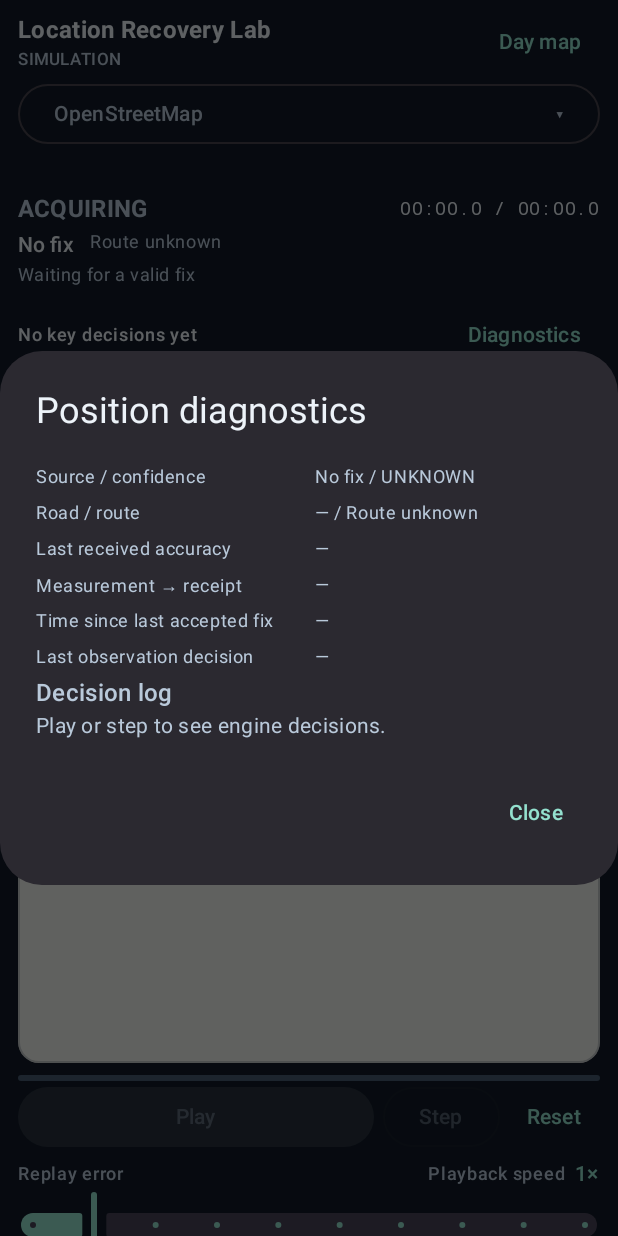
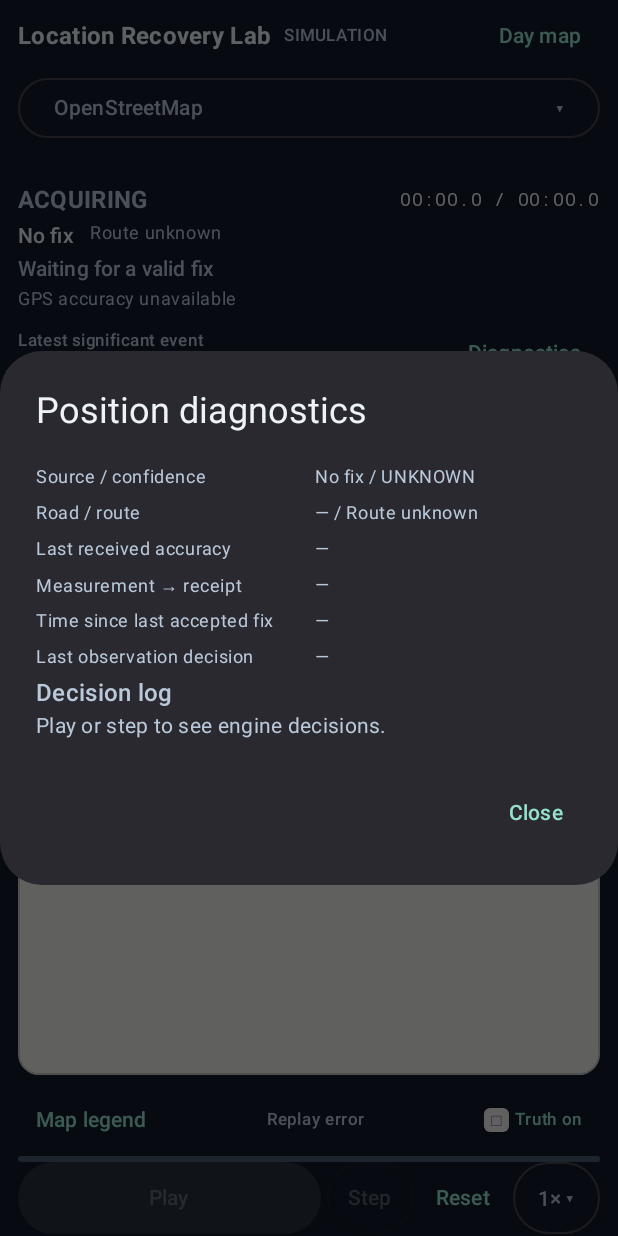
Before and after one commit to CodingBot000/AndroidLocaltionRecovery, an Android app built with Jetpack Compose: the screen it shows after launch (MainActivity), after a tap on "Diagnostics", on a phone screen of 412 x 824 dp. Run offline under Robolectric (Android 15) with nearby library versions, the phone set to English and light mode, and no system bars; network calls fail; 6 statements that could not run were skipped.

Commit message:
Keep recovery status and playback controls visible on the first screen

```diff
--- a/feature/lab/src/main/kotlin/lab/recovery/feature/DriveHud.kt
+++ b/feature/lab/src/main/kotlin/lab/recovery/feature/DriveHud.kt
@@ -95,21 +95,33 @@ internal fun DriveHud(ui: State<UiState>, settings: TrackingSettings, modifier:
                 color = if (snapshot.route == RouteStatus.OFF_ROUTE) Coral else Muted,
                 style = MaterialTheme.typography.bodySmall, modifier = Modifier.testTag("route-status"))
         }
-        val items = buildList {
-            add(readout.fixAgeMs?.let { stringResource(R.string.fix_age, number(it / 1000.0)) }
-                ?: stringResource(R.string.no_valid_fix))
-            readout.recoveryCandidates?.let { (count, target) -> add(stringResource(R.string.recovery_progress, count, target)) }
-            readout.drRemainingMs?.let { add(stringResource(R.string.dr_time_remaining, number(it / 1000.0))) }
-            if (snapshot.source == PositionSource.LAST_KNOWN) {
-                snapshot.drUnavailable?.let { add(stringResource(it.estimationLabel())) }
+        Column(Modifier.testTag("tracking-detail"), verticalArrangement = Arrangement.spacedBy(2.dp)) {
+            FlowRow(horizontalArrangement = Arrangement.spacedBy(16.dp), itemVerticalAlignment = Alignment.CenterVertically) {
+                val fixAge = readout.fixAgeMs?.let { stringResource(R.string.fix_age, number(it / 1000.0)) }
+                Text(fixAge ?: stringResource(R.string.no_valid_fix), color = if (fixAge == null) Muted else Ink,
+                    style = MaterialTheme.typography.labelLarge, fontWeight = FontWeight.SemiBold,
+                    modifier = Modifier.testTag("fix-age"))
+                readout.drRemainingMs?.let {
+                    Text(stringResource(R.string.dr_time_remaining, number(it / 1000.0)), color = Amber,
+                        style = MaterialTheme.typography.labelLarge, fontWeight = FontWeight.Bold,
+                        modifier = Modifier.testTag("dr-remaining"))
+                }
+                readout.recoveryCandidates?.let { (count, target) ->
+                    Text(stringResource(R.string.recovery_progress, count, target), color = Amber,
+                        style = MaterialTheme.typography.labelLarge, fontWeight = FontWeight.Bold,
+                        modifier = Modifier.testTag("recovery-candidates"))
+                }
+                if (snapshot.source == PositionSource.LAST_KNOWN) snapshot.drUnavailable?.let {
+                    Text(stringResource(it.estimationLabel()), color = Amber, style = MaterialTheme.typography.labelLarge,
+                        modifier = Modifier.testTag("estimation-stop"))
+                }
             }
-            readout.speedMps?.let { add(stringResource(R.string.accepted_speed, number(it))) }
-            readout.accuracyMeters?.let {
-                add(stringResource(if (readout.currentAccuracy) R.string.current_accuracy else R.string.last_accuracy, number(it)))
-            }
+            val velocity = readout.speedMps?.let { stringResource(R.string.accepted_speed, number(it)) }
+            val accuracy = readout.accuracyMeters?.let {
+                stringResource(if (readout.currentAccuracy) R.string.current_accuracy else R.string.last_accuracy, number(it))
+            } ?: stringResource(R.string.gps_accuracy_unavailable)
+            Text(listOfNotNull(velocity, accuracy).joinToString(" · "), color = Muted, style = MaterialTheme.typography.bodySmall)
         }
-        Text(items.joinToString(" · "), color = Muted, style = MaterialTheme.typography.bodySmall,
-            modifier = Modifier.testTag("tracking-detail"))
     }
 }
 
--- a/feature/lab/src/main/kotlin/lab/recovery/feature/PlaybackControls.kt
+++ b/feature/lab/src/main/kotlin/lab/recovery/feature/PlaybackControls.kt
@@ -1,10 +1,13 @@
 package lab.recovery.feature
 
+import androidx.annotation.StringRes
 import androidx.compose.foundation.layout.Arrangement
 import androidx.compose.foundation.layout.Column
+import androidx.compose.foundation.layout.PaddingValues
 import androidx.compose.foundation.layout.Row
 import androidx.compose.foundation.layout.fillMaxWidth
-import androidx.compose.foundation.layout.padding
+import androidx.compose.foundation.layout.heightIn
+import androidx.compose.material3.AlertDialog
 import androidx.compose.material3.Button
 import androidx.compose.material3.ButtonDefaults
 import androidx.compose.material3.Slider
@@ -13,65 +16,99 @@ import androidx.compose.material3.OutlinedButton
 import androidx.compose.material3.Text
 import androidx.compose.material3.TextButton
 import androidx.compose.runtime.Composable
+import androidx.compose.runtime.getValue
+import androidx.compose.runtime.mutableStateOf
+import androidx.compose.runtime.remember
+import androidx.compose.runtime.setValue
 import androidx.compose.ui.Alignment
+import androidx.compose.ui.ExperimentalComposeUiApi
 import androidx.compose.ui.Modifier
 import androidx.compose.ui.platform.testTag
 import androidx.compose.ui.res.stringResource
 import androidx.compose.ui.semantics.contentDescription
 import androidx.compose.ui.semantics.semantics
+import androidx.compose.ui.semantics.stateDescription
+import androidx.compose.ui.semantics.testTagsAsResourceId
 import androidx.compose.ui.unit.dp
 import lab.recovery.simulation.PlaybackSpeeds
 
 @Composable
+@OptIn(ExperimentalComposeUiApi::class)
 internal fun PlaybackControls(playback: Playback, speed: Float, onIntent: (UiIntent) -> Unit) {
     val controllable = when (playback) {
         Playback.READY, Playback.PLAYING, Playback.PAUSED -> true
         else -> false
     }
-    Column {
-        Row(Modifier.fillMaxWidth(), horizontalArrangement = Arrangement.spacedBy(6.dp)) {
+    var speedOpen by remember { mutableStateOf(false) }
+    val speedLabel = stringResource(R.string.playback_speed)
+    val compactPadding = PaddingValues(horizontal = 10.dp)
+    Row(Modifier.fillMaxWidth(), horizontalArrangement = Arrangement.spacedBy(4.dp),
+        verticalAlignment = Alignment.CenterVertically) {
         Button(
             onClick = { onIntent(UiIntent.PlayPause) }, enabled = controllable,
-                modifier = Modifier.weight(1f).testTag("play-pause"), colors = ButtonDefaults.buttonColors(containerColor = Mint),
+            modifier = Modifier.weight(1f).heightIn(min = 48.dp).testTag("play-pause"),
+            contentPadding = compactPadding, colors = ButtonDefaults.buttonColors(containerColor = Mint),
         ) {
             Text(if (playback == Playback.PLAYING) stringResource(R.string.pause) else stringResource(R.string.play))
         }
         OutlinedButton(onClick = { onIntent(UiIntent.Step) }, enabled = controllable,
-                modifier = Modifier.testTag("step")) { Text(stringResource(R.string.step)) }
-            TextButton(onClick = { onIntent(UiIntent.Reset) }, modifier = Modifier.testTag("reset")) {
+            modifier = Modifier.heightIn(min = 48.dp).testTag("step"), contentPadding = compactPadding) {
+            Text(stringResource(R.string.step))
+        }
+        TextButton(onClick = { onIntent(UiIntent.Reset) }, modifier = Modifier.heightIn(min = 48.dp).testTag("reset"),
+            contentPadding = compactPadding) {
             Text(stringResource(if (playback == Playback.COMPLETE) R.string.replay_reset else R.string.reset))
         }
+        OutlinedButton(onClick = { speedOpen = true }, contentPadding = compactPadding,
+            modifier = Modifier.heightIn(min = 48.dp).testTag("speed-button")
+                .semantics {
+                    contentDescription = speedLabel
+                    stateDescription = formatSpeed(speed)
+                }) {
+            Text("${formatSpeed(speed)} ▾")
         }
-        val speedLabel = stringResource(R.string.playback_speed)
-        Row(
-            modifier = Modifier.fillMaxWidth().padding(top = 4.dp),
-            horizontalArrangement = Arrangement.SpaceBetween,
-            verticalAlignment = Alignment.CenterVertically,
-        ) {
-            Text(stringResource(when (playback) {
+    }
+    if (speedOpen) AlertDialog(
+        onDismissRequest = { speedOpen = false },
+        modifier = Modifier.semantics { testTagsAsResourceId = true },
+        title = { Text(speedLabel) },
+        text = {
+            Column {
+                Text(formatSpeed(speed), color = Mint, style = MaterialTheme.typography.titleMedium,
+                    modifier = Modifier.testTag("speed-value"))
+                Slider(
+                    value = speed,
+                    onValueChange = { onIntent(UiIntent.Speed(PlaybackSpeeds.snap(it))) },
+                    valueRange = PlaybackSpeeds.range,
+                    steps = PlaybackSpeeds.values.size - 2,
+                    modifier = Modifier.fillMaxWidth().testTag("speed-slider")
+                        .semantics { contentDescription = speedLabel },
+                )
+            }
+        },
+        dismissButton = {
+            val fastest = PlaybackSpeeds.range.endInclusive
+            TextButton(onClick = {
+                onIntent(UiIntent.Speed(fastest))
+                speedOpen = false
+            }, modifier = Modifier.testTag("speed-five-times")) { Text(formatSpeed(fastest)) }
+        },
+        confirmButton = {
+            TextButton(onClick = { speedOpen = false }, modifier = Modifier.testTag("speed-close")) {
+                Text(stringResource(R.string.osm_close))
+            }
+        },
+    )
+}
+
+@StringRes
+internal fun Playback.labelResource(): Int = when (this) {
     Playback.LOADING -> R.string.replay_loading
     Playback.READY -> R.string.replay_ready
     Playback.PLAYING -> R.string.replay_playing
     Playback.PAUSED -> R.string.replay_paused
     Playback.COMPLETE -> R.string.replay_complete
     Playback.ERROR -> R.string.replay_error
-            }), color = Muted, style = MaterialTheme.typography.labelMedium, modifier = Modifier.testTag("playback-state"))
-            Row(horizontalArrangement = Arrangement.spacedBy(6.dp), verticalAlignment = Alignment.CenterVertically) {
-                Text(speedLabel, color = Muted, style = MaterialTheme.typography.labelMedium)
-                Text(formatSpeed(speed), color = Mint, style = MaterialTheme.typography.labelLarge,
-                    modifier = Modifier.testTag("speed-value"))
-            }
-        }
-        Slider(
-            value = speed,
-            onValueChange = { onIntent(UiIntent.Speed(PlaybackSpeeds.snap(it))) },
-            valueRange = PlaybackSpeeds.range,
-            steps = PlaybackSpeeds.values.size - 2,
-            modifier = Modifier.fillMaxWidth()
-                .testTag("speed-slider")
-                .semantics { contentDescription = speedLabel },
-        )
-    }
 }
 
 private fun formatSpeed(speed: Float): String = speed.toString().removeSuffix(".0") + "×"
--- a/feature/lab/src/main/kotlin/lab/recovery/feature/RecentDecision.kt
+++ b/feature/lab/src/main/kotlin/lab/recovery/feature/RecentDecision.kt
@@ -15,6 +15,7 @@ import androidx.compose.ui.Modifier
 import androidx.compose.ui.platform.testTag
 import androidx.compose.ui.res.stringResource
 import androidx.compose.ui.semantics.LiveRegionMode
+import androidx.compose.ui.semantics.heading
 import androidx.compose.ui.semantics.liveRegion
 import androidx.compose.ui.semantics.semantics
 import androidx.compose.ui.unit.dp
@@ -30,6 +31,9 @@ internal fun DecisionSummary(event: DecisionEvent?, open: () -> Unit, showResult
     Row(modifier.fillMaxWidth(), verticalAlignment = Alignment.CenterVertically,
         horizontalArrangement = Arrangement.spacedBy(4.dp)) {
         Column(Modifier.weight(1f)) {
+            Text(stringResource(R.string.latest_significant_event), color = Muted,
+                style = MaterialTheme.typography.labelSmall,
+                modifier = Modifier.testTag("recent-decision-heading").semantics { heading() })
             val label = event?.reason?.summaryResource()
             Text(
                 stringResource(label ?: R.string.no_key_decision),
--- a/feature/lab/src/main/kotlin/lab/recovery/feature/RecoveryLab.kt
+++ b/feature/lab/src/main/kotlin/lab/recovery/feature/RecoveryLab.kt
@@ -4,6 +4,7 @@ import androidx.compose.foundation.clickable
 import androidx.compose.foundation.layout.Arrangement
 import androidx.compose.foundation.layout.BoxWithConstraints
 import androidx.compose.foundation.layout.Column
+import androidx.compose.foundation.layout.FlowRow
 import androidx.compose.foundation.layout.Row
 import androidx.compose.foundation.layout.Spacer
 import androidx.compose.foundation.layout.WindowInsets
@@ -96,13 +97,14 @@ private fun LabScreen(state: State<UiState>, onIntent: (UiIntent) -> Unit, setti
     LazyColumn(
         modifier = Modifier.widthIn(max = 760.dp).fillMaxWidth().testTag("lab-screen")
             .semantics { testTagsAsResourceId = true },
-        verticalArrangement = Arrangement.spacedBy(8.dp),
+        verticalArrangement = Arrangement.spacedBy(6.dp),
     ) {
         item {
-            Column(Modifier.padding(start = 12.dp, end = 12.dp, top = 4.dp)) {
+            Column(Modifier.padding(horizontal = 12.dp)) {
                 Row(Modifier.fillMaxWidth(), verticalAlignment = Alignment.CenterVertically,
                     horizontalArrangement = Arrangement.SpaceBetween) {
-                    Column(Modifier.weight(1f)) {
+                    FlowRow(Modifier.weight(1f), horizontalArrangement = Arrangement.spacedBy(8.dp),
+                        itemVerticalAlignment = Alignment.CenterVertically) {
                         Text(stringResource(R.string.lab_title), style = MaterialTheme.typography.titleMedium,
                             fontWeight = FontWeight.Bold)
                         Text(stringResource(R.string.simulation_mode), color = Muted,
@@ -113,22 +115,24 @@ private fun LabScreen(state: State<UiState>, onIntent: (UiIntent) -> Unit, setti
                     }
                 }
                 ScenarioMenu(selection, entries, onIntent)
+                val catalogDescription = selection.catalog?.description?.forLanguage(language)
+                val description = catalogDescription ?: selection.description.takeIf { it != 0 }
+                    ?.let { stringResource(it) }.orEmpty()
                 Text(
-                    text = selection.catalog?.description?.forLanguage(language)
-                        ?: selection.description.takeIf { it != 0 }?.let { stringResource(it) }.orEmpty(),
+                    text = if (!expandedDescription && catalogDescription != null) description.substringBefore(" · ") else description,
                     modifier = Modifier.fillMaxWidth().clickable(
                         onClickLabel = stringResource(if (expandedDescription) R.string.collapse_description else R.string.expand_description),
                     ) { expandedDescription = !expandedDescription }
                         .padding(start = 4.dp, top = 3.dp, end = 4.dp)
                         .testTag("scenario-description").semantics { liveRegion = LiveRegionMode.Polite },
-                    maxLines = if (expandedDescription) Int.MAX_VALUE else 1,
+                    maxLines = if (expandedDescription || catalogDescription != null) Int.MAX_VALUE else 1,
                     overflow = TextOverflow.Ellipsis,
                     color = Muted, style = MaterialTheme.typography.bodySmall,
                 )
             }
         }
         item {
-            Column(Modifier.padding(horizontal = 12.dp), verticalArrangement = Arrangement.spacedBy(8.dp)) {
+            Column(Modifier.padding(horizontal = 12.dp), verticalArrangement = Arrangement.spacedBy(4.dp)) {
                 DriveHud(state, settings, Modifier)
                 DecisionSummary(recentDecision, { diagnostics = true },
                     evaluation?.let { { resultsOpen = true } }, Modifier)
@@ -137,6 +141,7 @@ private fun LabScreen(state: State<UiState>, onIntent: (UiIntent) -> Unit, setti
         }
         item {
             Column(Modifier.padding(horizontal = 12.dp)) {
+                MapLegend(truth, night, playback) { onIntent(UiIntent.ToggleTruth) }
                 LinearProgressIndicator(progress = {
                     val current = state.value
                     val duration = current.scenario?.durationMs ?: 0L
@@ -147,11 +152,6 @@ private fun LabScreen(state: State<UiState>, onIntent: (UiIntent) -> Unit, setti
             }
         }
         evaluation?.let { item { EvaluationPanel(it, Modifier.padding(horizontal = 12.dp)) } }
-        item {
-            Column(Modifier.padding(horizontal = 12.dp)) {
-                MapLegend(truth, night) { onIntent(UiIntent.ToggleTruth) }
-            }
-        }
         error?.let { item { Text(it, color = Coral, modifier = Modifier.padding(horizontal = 12.dp).testTag("error")) } }
         item { Spacer(Modifier.height(12.dp)) }
     }
--- a/feature/lab/src/main/kotlin/lab/recovery/feature/TrackingMap.kt
+++ b/feature/lab/src/main/kotlin/lab/recovery/feature/TrackingMap.kt
@@ -3,7 +3,8 @@ package lab.recovery.feature
 import androidx.annotation.StringRes
 import androidx.compose.foundation.layout.Arrangement
 import androidx.compose.foundation.layout.Column
-import androidx.compose.foundation.layout.FlowRow
+import androidx.compose.foundation.layout.fillMaxWidth
+import androidx.compose.foundation.layout.heightIn
 import androidx.compose.foundation.layout.Row
 import androidx.compose.foundation.layout.padding
 import androidx.compose.foundation.rememberScrollState
@@ -22,11 +23,13 @@ import androidx.compose.runtime.setValue
 import androidx.compose.runtime.mutableStateOf
 import androidx.compose.runtime.remember
 import androidx.compose.ui.Modifier
+import androidx.compose.ui.ExperimentalComposeUiApi
 import androidx.compose.ui.Alignment
 import androidx.compose.ui.platform.testTag
 import androidx.compose.ui.res.stringResource
 import androidx.compose.ui.semantics.selected
 import androidx.compose.ui.semantics.semantics
+import androidx.compose.ui.semantics.testTagsAsResourceId
 import androidx.compose.ui.unit.dp
 import lab.recovery.location.PositionSource
 import lab.recovery.location.DecisionEvent
@@ -107,23 +110,22 @@ internal fun List<DecisionEvent>.rejects(observation: LocationObservation): Bool
     lastOrNull { it.observation == observation && it.decision != null }?.decision == ObservationDecision.REJECTED
 
 @Composable
-internal fun MapLegend(truthEnabled: Boolean, dark: Boolean, toggle: () -> Unit) {
+@OptIn(ExperimentalComposeUiApi::class)
+internal fun MapLegend(truthEnabled: Boolean, dark: Boolean, playback: Playback, toggle: () -> Unit) {
     var details by remember { mutableStateOf(false) }
-    FlowRow(horizontalArrangement = Arrangement.spacedBy(8.dp), itemVerticalAlignment = Alignment.CenterVertically) {
-        TextButton(onClick = toggle, modifier = Modifier.testTag("truth-toggle").semantics { selected = truthEnabled }) {
+    Row(Modifier.fillMaxWidth(), horizontalArrangement = Arrangement.SpaceBetween, verticalAlignment = Alignment.CenterVertically) {
+        TextButton(onClick = { details = true }, modifier = Modifier.heightIn(min = 48.dp).testTag("map-legend")) {
+            Text(stringResource(R.string.legend_details))
+        }
+        Text(stringResource(playback.labelResource()), color = Muted, style = MaterialTheme.typography.labelSmall,
+            modifier = Modifier.testTag("playback-state"))
+        TextButton(onClick = toggle, modifier = Modifier.heightIn(min = 48.dp).testTag("truth-toggle").semantics { selected = truthEnabled }) {
             LegendItem(MapSymbol.TRUTH, dark, if (truthEnabled) R.string.truth_visible else R.string.truth_hidden)
-        }
-        LegendItem(MapSymbol.FIX, dark)
-        LegendItem(MapSymbol.GPS, dark)
-        LegendItem(MapSymbol.REJECTED, dark)
-        LegendItem(MapSymbol.DR, dark)
-        LegendItem(MapSymbol.LAST, dark)
-        TextButton(onClick = { details = true }, modifier = Modifier.testTag("map-legend")) {
-            Text(stringResource(R.string.legend_details))
         }
     }
     if (details) AlertDialog(
         onDismissRequest = { details = false },
+        modifier = Modifier.semantics { testTagsAsResourceId = true },
         title = { Text(stringResource(R.string.legend_details)) },
         text = {
             Column(Modifier.verticalScroll(rememberScrollState()), verticalArrangement = Arrangement.spacedBy(8.dp)) {
@@ -131,7 +133,9 @@ internal fun MapLegend(truthEnabled: Boolean, dark: Boolean, toggle: () -> Unit)
                 Text(stringResource(R.string.legend_explanation), style = MaterialTheme.typography.bodySmall)
             }
         },
-        confirmButton = { TextButton(onClick = { details = false }) { Text(stringResource(R.string.osm_close)) } },
+        confirmButton = {
+            TextButton(onClick = { details = false }, modifier = Modifier.testTag("legend-close")) { Text(stringResource(R.string.osm_close)) }
+        },
     )
 }
 
--- a/feature/lab/src/main/res/values/recovery_ui.xml
+++ b/feature/lab/src/main/res/values/recovery_ui.xml
@@ -9,9 +9,10 @@
     <string name="fix_age">Fix age %1$s s</string>
     <string name="no_valid_fix">Waiting for a valid fix</string>
     <string name="recovery_progress">Recovery candidates %1$d/%2$d</string>
-    <string name="dr_time_remaining">Route DR · up to %1$s s left</string>
+    <string name="dr_time_remaining">DR up to %1$s s left</string>
     <string name="current_accuracy">Accepted GPS accuracy ±%1$s m</string>
     <string name="last_accuracy">Last received accuracy ±%1$s m</string>
+    <string name="gps_accuracy_unavailable">GPS accuracy unavailable</string>
     <string name="accepted_speed">Accepted speed %1$s m/s</string>
     <string name="dr_limit">DR time limit reached</string>
     <string name="dr_branch">DR stopped at a branch</string>
@@ -32,6 +33,7 @@
     <string name="map_symbol_outside">GPS beyond the viewport</string>
     <string name="legend_explanation">The DR trail is dashed. The edge arrow points toward an off-screen observation.</string>
     <string name="position_diagnostics">Position diagnostics</string>
+    <string name="latest_significant_event">Latest significant event</string>
     <string name="no_key_decision">No key decisions yet</string>
     <string name="event_signal_lost">GPS signal lost</string>
     <string name="event_signal_recovered">GPS fix recovered</string>
```
Also changed, not shown: 1 other file. Lines whose indentation alone changed are shown as unchanged.
